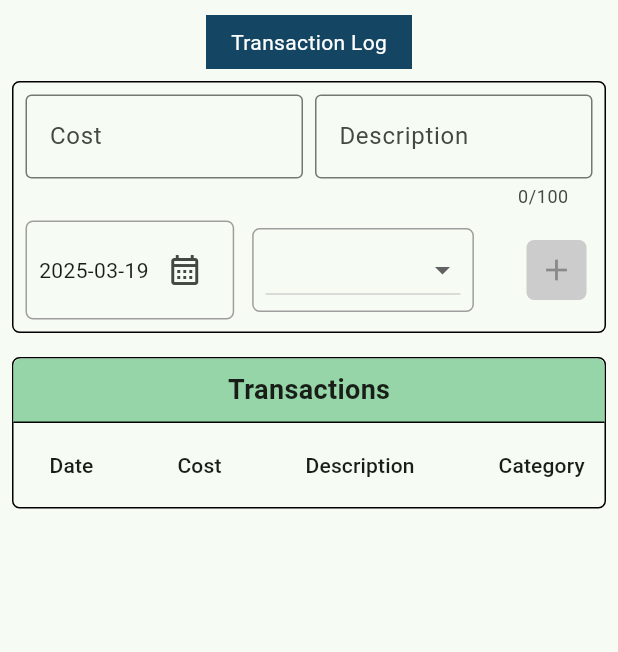
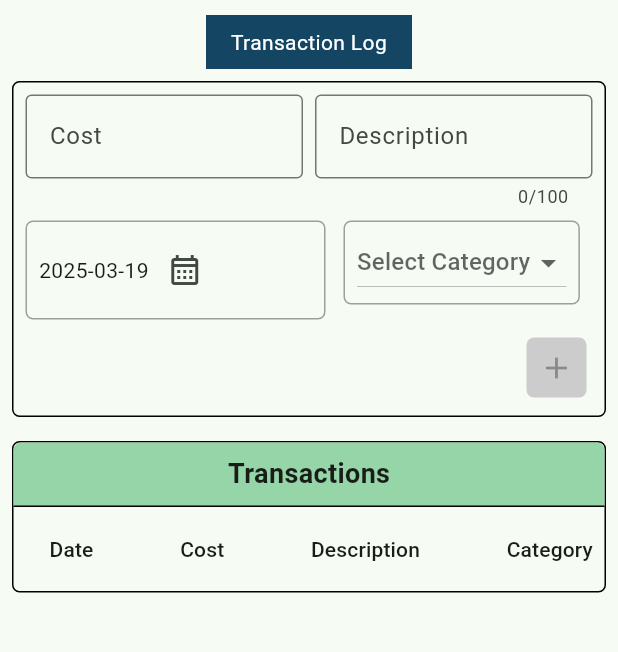
Before and after one commit to PhiGsu/personal_finance_manager, a Flutter app: the screen it shows after launch, in the side drawer, after a tap on "Transaction Log", on a phone screen of 412 x 824 dp, the part 84-736 px from its top. Run offline on Flutter 3.47's test engine with Material 3 defaults, Android fonts, the phone set to English and light mode, and no system bars; our stand-ins replace sqflite; accounts and stored records are empty.

Commit message:
Update transaction_log_screen UI to accommodate for smaller screens - Input fields now wrap to next line if needed - Form resets on submit - Transaction table expanded to fill container - Added hint to category dropdown button

```diff
--- a/lib/screens/transaction_log_screen.dart
+++ b/lib/screens/transaction_log_screen.dart
@@ -59,21 +59,31 @@ class _TransactionLogScreenState extends State<TransactionLogScreen> {
               decoration: BoxDecoration(color: Color(0xFF144664)),
               child: Padding(
                 padding: const EdgeInsets.all(8.0),
-                    child: const Text('Transaction Log',
-                        style: TextStyle(color: Colors.white)),
+                child: const Text(
+                  'Transaction Log',
+                  textAlign: TextAlign.center,
+                  style: TextStyle(color: Colors.white),
+                ),
               ),
             ),
             Padding(
               padding: const EdgeInsets.all(8.0),
               child: TransactionForm(
-                        onSave: _saveTransaction, categories: categories)),
+                onSave: _saveTransaction,
+                categories: categories,
+              ),
+            ),
             Padding(
               padding: const EdgeInsets.all(8),
               child: TransactionTable(
-                      transactions: transactions, categories: categories),
+                transactions: transactions,
+                categories: categories,
+              ),
             )
           ],
-            )));
+        ),
+      ),
+    );
   }
 }
 
@@ -114,6 +124,15 @@ class _TransactionFormState extends State<TransactionForm> {
     super.dispose();
   }
 
+  void resetForm() {
+    costController.clear();
+    descriptionController.clear();
+    setState(() {
+      date = DateTime.now();
+      selectedCategory = null;
+    });
+  }
+
   void _onTextChanged() {
     setState(() {});
   }
@@ -129,10 +148,15 @@ class _TransactionFormState extends State<TransactionForm> {
     return Container(
       clipBehavior: Clip.hardEdge,
       decoration: BoxDecoration(
-            borderRadius: BorderRadius.circular(5), border: Border.all()),
+        borderRadius: BorderRadius.circular(5),
+        border: Border.all(),
+      ),
       child: Padding(
         padding: EdgeInsets.all(8),
-            child: Column(spacing: 8, children: [
+        child: Column(
+          crossAxisAlignment: CrossAxisAlignment.start,
+          spacing: 8,
+          children: [
             Row(
               crossAxisAlignment: CrossAxisAlignment.start,
               children: [
@@ -149,7 +173,8 @@ class _TransactionFormState extends State<TransactionForm> {
                     ),
                     inputFormatters: <TextInputFormatter>[
                       FilteringTextInputFormatter.allow(
-                            RegExp(r'^-?[0-9]*(\.[0-9]{0,2})?$')),
+                        RegExp(r'^-?[0-9]*(\.[0-9]{0,2})?$'),
+                      ),
                     ],
                   ),
                 ),
@@ -166,11 +191,16 @@ class _TransactionFormState extends State<TransactionForm> {
                 ),
               ],
             ),
-              Row(children: [
-                Container(
+            Wrap(alignment: WrapAlignment.start, runSpacing: 8, children: [
+              Padding(
+                padding: const EdgeInsets.only(right: 12),
+                child: Container(
+                    clipBehavior: Clip.hardEdge,
                     decoration: BoxDecoration(
                       borderRadius: BorderRadius.circular(5),
-                        border: Border.all(color: Colors.grey)),
+                      border: Border.all(color: Colors.grey),
+                    ),
+                    constraints: const BoxConstraints(maxWidth: 200),
                     child: Padding(
                       padding: const EdgeInsets.all(8.0),
                       child: Row(children: [
@@ -193,16 +223,21 @@ class _TransactionFormState extends State<TransactionForm> {
                         ),
                       ]),
                     )),
-                SizedBox(width: 12),
+              ),
               Container(
+                clipBehavior: Clip.hardEdge,
                 decoration: BoxDecoration(
                   borderRadius: BorderRadius.circular(5),
-                      border: Border.all(color: Colors.grey)),
+                  border: Border.all(color: Colors.grey),
+                ),
+                constraints: const BoxConstraints(maxWidth: 200),
                 child: Padding(
                   padding:
                       const EdgeInsets.symmetric(horizontal: 8, vertical: 3),
                   child: DropdownButton<int>(
                     value: selectedCategory,
+                    hint: const Text('Select Category'),
+                    borderRadius: BorderRadius.circular(5),
                     onChanged: (newValue) {
                       setState(() {
                         selectedCategory = newValue!;
@@ -217,8 +252,9 @@ class _TransactionFormState extends State<TransactionForm> {
                   ),
                 ),
               ),
-                Expanded(child: Container()),
-                IconButton(
+              Align(
+                alignment: Alignment.centerRight,
+                child: IconButton(
                   onPressed: _areFieldsValid()
                       ? () {
                           final newTransaction = UserTransaction(
@@ -228,6 +264,7 @@ class _TransactionFormState extends State<TransactionForm> {
                             categoryId: selectedCategory!,
                           );
                           widget.onSave(newTransaction);
+                          resetForm();
                         }
                       : null,
                   style: ButtonStyle(
@@ -239,9 +276,14 @@ class _TransactionFormState extends State<TransactionForm> {
                       shape: WidgetStateProperty.all(RoundedRectangleBorder(
                         borderRadius: BorderRadius.circular(5),
                       ))),
-                    icon: const Icon(Icons.add)),
-              ])
-            ])));
+                  icon: const Icon(Icons.add),
+                ),
+              ),
+            ]),
+          ],
+        ),
+      ),
+    );
   }
 }
 
@@ -259,9 +301,7 @@ class TransactionTable extends StatelessWidget {
       clipBehavior: Clip.hardEdge,
       decoration: BoxDecoration(
           borderRadius: BorderRadius.circular(5), border: Border.all()),
-      child: Column(
-        crossAxisAlignment: CrossAxisAlignment.center,
-        children: [
+      child: Column(crossAxisAlignment: CrossAxisAlignment.stretch, children: [
         Container(
           alignment: Alignment.center,
           decoration: BoxDecoration(
@@ -274,11 +314,13 @@ class TransactionTable extends StatelessWidget {
           child: Padding(
               padding: const EdgeInsets.all(8),
               child: const Text('Transactions',
-                    style:
-                        TextStyle(fontWeight: FontWeight.bold, fontSize: 18))),
+                  style: TextStyle(fontWeight: FontWeight.bold, fontSize: 18))),
         ),
         SingleChildScrollView(
           scrollDirection: Axis.horizontal,
+          child: Container(
+            constraints:
+                BoxConstraints(minWidth: MediaQuery.of(context).size.width),
             child: DataTable(
               dataRowMaxHeight: double.infinity,
               columns: const <DataColumn>[
@@ -291,7 +333,8 @@ class TransactionTable extends StatelessWidget {
                 return DataRow(cells: <DataCell>[
                   // maybe set onLongPress to edit a transaction
                   DataCell(
-                      Text(transaction.date.toIso8601String().split('T')[0])),
+                    Text(transaction.date.toIso8601String().split('T')[0]),
+                  ),
                   DataCell(
                     Text(
                       transaction.cost < 0
@@ -299,15 +342,20 @@ class TransactionTable extends StatelessWidget {
                           : '\$${transaction.cost.toStringAsFixed(2)}',
                     ),
                   ),
-                  DataCell(Text(transaction.description)),
+                  DataCell(
+                    Container(
+                      constraints: const BoxConstraints(maxWidth: 100),
+                      child: Text(transaction.description),
+                    ),
+                  ),
                   DataCell(
                       Text(categories[transaction.categoryId] ?? 'Unknown')),
                 ]);
               }).toList(),
             ),
-          )
-        ],
           ),
+        ),
+      ]),
     );
   }
 }
```
Lines whose indentation alone changed are shown as unchanged.
